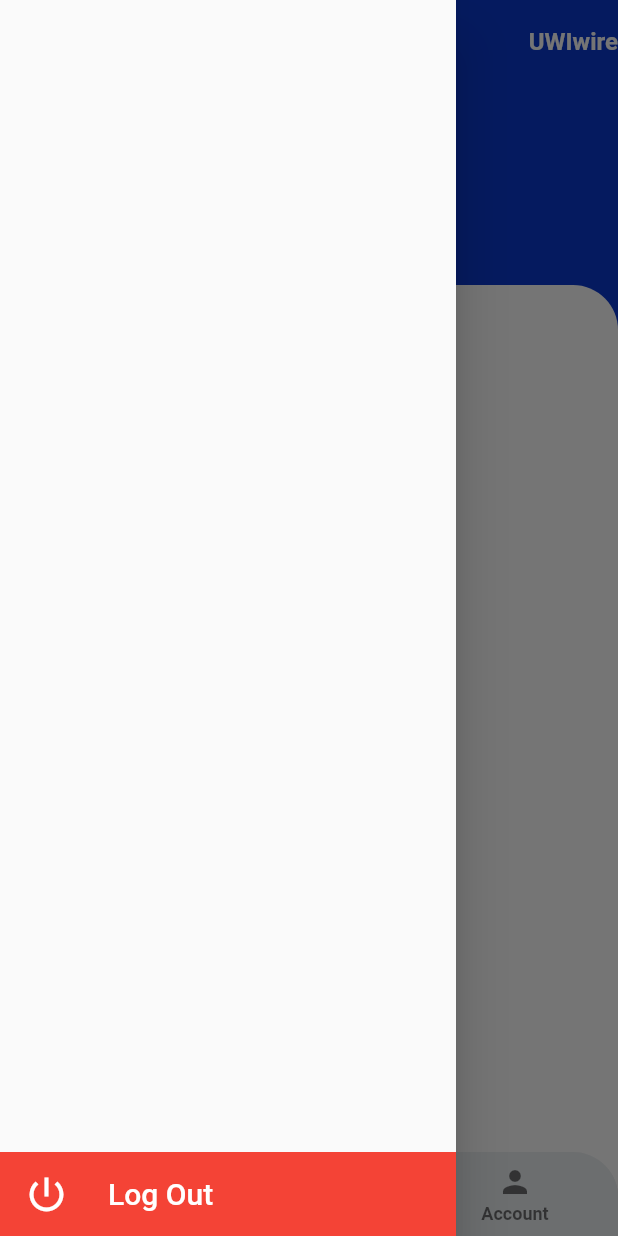
After one commit to NeemOps/UWI-Wire-User-Frontend-2, a Flutter app: the NavScreen screen opened by its route, with the side drawer open, on a phone screen of 412 x 824 dp. The commit adds this screen. Run offline on Flutter 3.47's test engine with Material 2 defaults, Android fonts, the phone set to English and light mode, and no system bars; our stand-ins replace bloc, flutter_bloc, flutter_secure_storage, google_fonts, loading_animation_widget, qr_flutter; missing offline and left inert: qr_code_scanner, walletconnect_dart, web3dart; accounts and stored records are empty; Roboto replaces fonts that are missing (Ubuntu).

Commit message:
added menu cubit with logout function

```diff
--- /dev/null
+++ b/uwiwire_vendor/lib/screens/home/menu/menu.dart
@@ -0,0 +1,72 @@
+import 'package:flutter/material.dart';
+import 'package:flutter_bloc/flutter_bloc.dart';
+import 'package:uwiwire_vendor/constants.dart';
+
+import 'menu_cubit/menu_cubit.dart';
+
+class Menu extends StatelessWidget {
+  @override
+  Widget build(BuildContext context) {
+    return BlocProvider(
+      create: (context) => MenuCubit(),
+      child: const Drawer(
+        child: MenuBody(),
+      ),
+    );
+  }
+}
+
+class MenuBody extends StatelessWidget {
+  const MenuBody({super.key});
+
+  @override
+  Widget build(BuildContext context) {
+    return BlocListener<MenuCubit, MenuState>(
+      listener: (context, state) {
+        if (state is LogoutSuccess) {
+          Navigator.pushNamedAndRemoveUntil(
+              context, '/login', (route) => false);
+        }
+
+        if (state is LogoutFailure) {
+          ScaffoldMessenger.of(context)
+            ..hideCurrentSnackBar()
+            ..showSnackBar(
+              SnackBar(
+                backgroundColor: kPrimaryColor,
+                content: Text(state.error),
+              ),
+            );
+        }
+      },
+      child: Column(
+        children: [
+          Expanded(
+            child: Align(
+              alignment: FractionalOffset.bottomCenter,
+              child: ListTile(
+                tileColor: Colors.red,
+
+                // Power Icon
+                leading: const Icon(
+                  Icons.power_settings_new_outlined,
+                  color: kBackgroundColor,
+                  size: 30,
+                ),
+
+                // "Log Out"
+                title: const Text(
+                  'Log Out',
+                  style: TextStyle(color: kBackgroundColor, fontSize: 20),
+                ),
+                onTap: () async {
+                  BlocProvider.of<MenuCubit>(context).logout();
+                },
+              ),
+            ),
+          ),
+        ],
+      ),
+    );
+  }
+}
--- /dev/null
+++ b/uwiwire_vendor/lib/screens/home/menu/menu_cubit/menu_cubit.dart
@@ -0,0 +1,26 @@
+import 'package:bloc/bloc.dart';
+import 'package:meta/meta.dart';
+
+import '../../../../backend/authentication/_authentication_command.dart';
+import '../../../../backend/authentication/_authentication_controller.dart';
+import '../../../../backend/authentication/_logout_command.dart';
+
+part 'menu_state.dart';
+
+class MenuCubit extends Cubit<MenuState> {
+  MenuCubit() : super(MenuInitial());
+
+  AuthenticationController authController = AuthenticationController();
+  AuthenticationCommand logoutCommand = LogoutCommand();
+
+  Future<void> logout() async {
+    authController.setCommand(logoutCommand);
+
+    try {
+      await authController.authenticate();
+      emit(LogoutSuccess());
+    } catch (e) {
+      emit(LogoutFailure(e.toString()));
+    }
+  }
+}
--- /dev/null
+++ b/uwiwire_vendor/lib/screens/home/menu/menu_cubit/menu_state.dart
@@ -0,0 +1,13 @@
+part of 'menu_cubit.dart';
+
+@immutable
+abstract class MenuState {}
+
+class MenuInitial extends MenuState {}
+
+class LogoutSuccess extends MenuState {}
+
+class LogoutFailure extends MenuState {
+  final String error;
+  LogoutFailure(this.error);
+}
--- a/uwiwire_vendor/lib/screens/home/nav_screen.dart
+++ b/uwiwire_vendor/lib/screens/home/nav_screen.dart
@@ -4,7 +4,7 @@ import 'package:uwiwire_vendor/screens/home/components/home_body.dart';
 
 import '../account_screen.dart';
 import '../payment/payment_screen.dart';
-import 'menu.dart';
+import 'menu/menu.dart';
 
 class NavScreen extends StatefulWidget {
   const NavScreen({super.key});
@@ -28,7 +28,7 @@ class _NavScreenState extends State<NavScreen> {
       backgroundColor: kBackgroundColor,
 
       // Sidebar
-      drawer: const Menu(),
+      drawer: Menu(),
 
       // App Bar
       appBar: buildAppBar(),
```
Also changed, not shown: uwiwire_vendor/lib/screens/home/menu.dart (deleted, +0 -66 lines).
